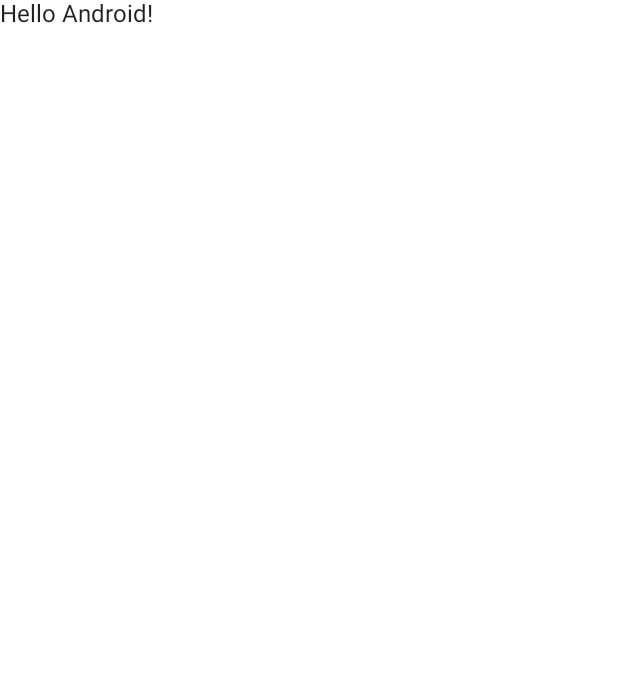
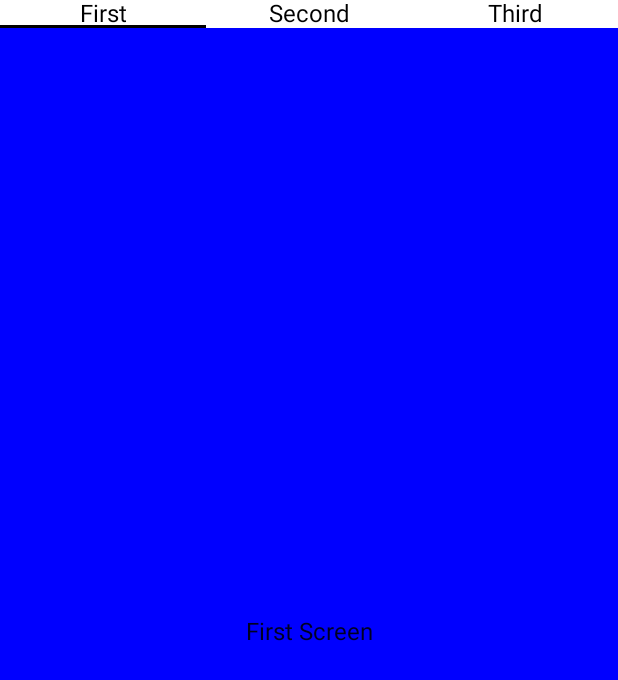
Before and after one commit to amangarg95/compose-view-pager, an Android app built with Jetpack Compose: the screen it shows after launch (MainActivity), on a phone screen of 412 x 824 dp. Before the commit the part shown is almost empty. Shown: the top 680 px of the screen. Run offline under Robolectric (Android 15) with nearby library versions, the phone set to English and light mode, and no system bars; our stand-ins replace accompanist.

Commit message:
View pager added

```diff
--- /dev/null
+++ b/app/src/main/java/com/amangarg/composeviewpager/CustomTabItem.kt
@@ -0,0 +1,27 @@
+package com.amangarg.composeviewpager
+
+import androidx.compose.material.Tab
+import androidx.compose.material.Text
+import androidx.compose.runtime.Composable
+import androidx.compose.ui.graphics.Color
+import com.google.accompanist.pager.ExperimentalPagerApi
+import com.google.accompanist.pager.PagerState
+
+@OptIn(ExperimentalPagerApi::class)
+@Composable
+fun CustomTabItem(
+    pagerState: PagerState,
+    index: Int,
+    item: String,
+    onClick: () -> Unit
+) {
+
+    Tab(selectedContentColor = Color.Black,
+        unselectedContentColor = Color.Black,
+        selected = pagerState.currentPage == index,
+        onClick = {
+            onClick.invoke()
+        }) {
+        Text(text = item)
+    }
+}
--- /dev/null
+++ b/app/src/main/java/com/amangarg/composeviewpager/FirstScreen.kt
@@ -0,0 +1,24 @@
+package com.amangarg.composeviewpager
+
+import androidx.compose.foundation.background
+import androidx.compose.foundation.layout.Arrangement
+import androidx.compose.foundation.layout.Column
+import androidx.compose.foundation.layout.fillMaxSize
+import androidx.compose.material.Text
+import androidx.compose.runtime.Composable
+import androidx.compose.ui.Alignment
+import androidx.compose.ui.Modifier
+import androidx.compose.ui.graphics.Color
+
+@Composable
+fun FirstScreen(modifier: Modifier) {
+    Column(
+        modifier = modifier
+            .fillMaxSize()
+            .background(Color.Blue),
+        horizontalAlignment = Alignment.CenterHorizontally,
+        verticalArrangement = Arrangement.Center
+    ) {
+        Text(text = "First Screen")
+    }
+}
--- a/app/src/main/java/com/amangarg/composeviewpager/MainActivity.kt
+++ b/app/src/main/java/com/amangarg/composeviewpager/MainActivity.kt
@@ -3,41 +3,35 @@ package com.amangarg.composeviewpager
 import android.os.Bundle
 import androidx.activity.ComponentActivity
 import androidx.activity.compose.setContent
+import androidx.compose.foundation.layout.Column
 import androidx.compose.foundation.layout.fillMaxSize
-import androidx.compose.material.MaterialTheme
 import androidx.compose.material.Surface
-import androidx.compose.material.Text
-import androidx.compose.runtime.Composable
 import androidx.compose.ui.Modifier
-import androidx.compose.ui.tooling.preview.Preview
 import com.amangarg.composeviewpager.ui.theme.ComposeViewPagerTheme
+import com.google.accompanist.pager.ExperimentalPagerApi
+import com.google.accompanist.pager.rememberPagerState
 
 class MainActivity : ComponentActivity() {
+    @OptIn(ExperimentalPagerApi::class)
     override fun onCreate(savedInstanceState: Bundle?) {
         super.onCreate(savedInstanceState)
         setContent {
             ComposeViewPagerTheme {
                 // A surface container using the 'background' color from the theme
+                val pagerState = rememberPagerState()
                 Surface(
-                    modifier = Modifier.fillMaxSize(),
-                    color = MaterialTheme.colors.background
+                    modifier = Modifier.fillMaxSize()
                 ) {
-                    Greeting("Android")
+                    Column(modifier = Modifier.fillMaxSize()) {
+                        TabLayout(
+                            modifier = Modifier,
+                            listOf("First", "Second", "Third"),
+                            pagerState
+                        )
+                        TabContent(modifier = Modifier, pagerState = pagerState, size = 3)
+                    }
                 }
             }
         }
     }
 }
-
-@Composable
-fun Greeting(name: String) {
-    Text(text = "Hello $name!")
-}
-
-@Preview(showBackground = true)
-@Composable
-fun DefaultPreview() {
-    ComposeViewPagerTheme {
-        Greeting("Android")
-    }
-}
--- /dev/null
+++ b/app/src/main/java/com/amangarg/composeviewpager/SinglesTabLayout.kt
@@ -0,0 +1,78 @@
+package com.amangarg.composeviewpager
+
+import androidx.compose.foundation.layout.Spacer
+import androidx.compose.foundation.layout.fillMaxWidth
+import androidx.compose.foundation.layout.height
+import androidx.compose.foundation.layout.wrapContentHeight
+import androidx.compose.material.TabRow
+import androidx.compose.material.TabRowDefaults
+import androidx.compose.runtime.Composable
+import androidx.compose.runtime.rememberCoroutineScope
+import androidx.compose.ui.Modifier
+import androidx.compose.ui.graphics.Color
+import androidx.compose.ui.unit.dp
+import com.google.accompanist.pager.ExperimentalPagerApi
+import com.google.accompanist.pager.HorizontalPager
+import com.google.accompanist.pager.PagerState
+import com.google.accompanist.pager.pagerTabIndicatorOffset
+import kotlinx.coroutines.launch
+
+@OptIn(ExperimentalPagerApi::class)
+@Composable
+fun TabLayout(modifier: Modifier, tabData: List<String>, pagerState: PagerState) {
+    val scope = rememberCoroutineScope()
+
+    TabRow(
+        backgroundColor = Color.White,
+        selectedTabIndex = pagerState.currentPage,
+        divider = {
+            Spacer(modifier = Modifier.height(24.dp))
+        },
+        indicator = { tabPositions ->
+            TabRowDefaults.Indicator(
+                modifier = Modifier.pagerTabIndicatorOffset(pagerState, tabPositions),
+                height = 2.dp,
+                color = Color.Black
+            )
+        },
+        modifier = modifier
+            .wrapContentHeight()
+            .fillMaxWidth()
+    ) {
+        tabData.forEachIndexed { index, singlesTabItem ->
+            CustomTabItem(
+                pagerState = pagerState,
+                index = index,
+                item = singlesTabItem
+            ) {
+                scope.launch {
+                    pagerState.animateScrollToPage(index)
+                }
+            }
+        }
+    }
+}
+
+@OptIn(ExperimentalPagerApi::class)
+@Composable
+fun TabContent(
+    modifier: Modifier,
+    pagerState: PagerState,
+    size: Int
+) {
+    HorizontalPager(modifier = modifier, state = pagerState, count = size) { index ->
+        when (index) {
+            0 -> {
+                FirstScreen(modifier)
+            }
+
+            1 -> {
+                SecondScreen(modifier)
+            }
+
+            2 -> {
+                ThirdScreen(modifier)
+            }
+        }
+    }
+}
```
Also changed, not shown: app/build.gradle (+7 -2 lines), app/src/main/java/com/amangarg/composeviewpager/SecondScreen.kt (added, +24 -0 lines), app/src/main/java/com/amangarg/composeviewpager/ThirdScreen.kt (added, +24 -0 lines), 1 other file.
